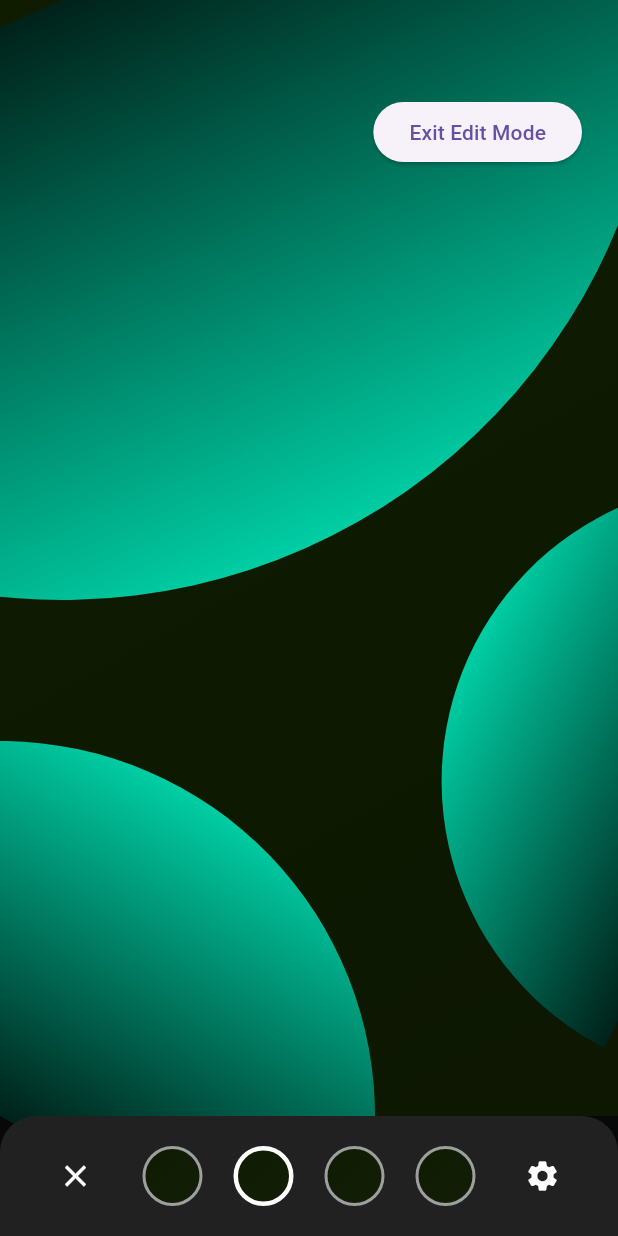
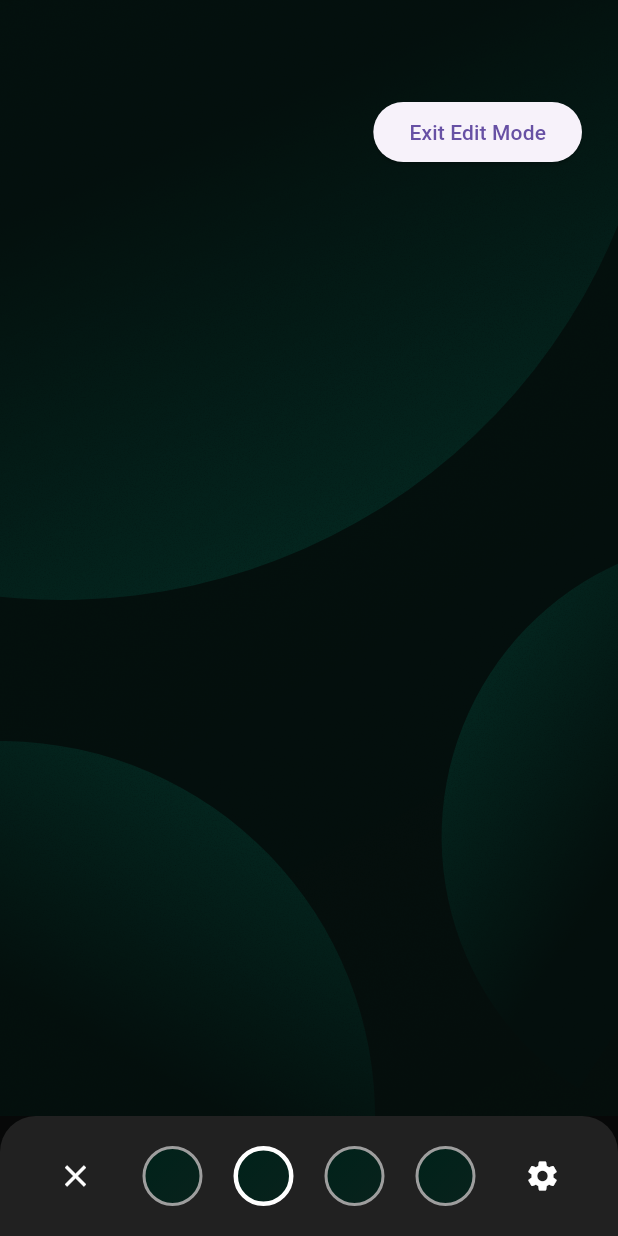
Before and after one commit to kien-mnly/appthemes-v3, a Flutter app: the screen it shows after launch, after a tap on "Enter Edit Mode", on a phone screen of 412 x 824 dp. Run offline on Flutter 3.47's test engine with Material 3 defaults, Android fonts, the phone set to English and light mode, and no system bars.

Commit message:
Refactor: theme management and  UI components

```diff
--- a/lib/app.dart
+++ b/lib/app.dart
@@ -14,7 +14,6 @@ class _AppState extends State<App> {
     return MaterialApp(
       title: 'App Template',
       debugShowCheckedModeBanner: false,
-      theme: ThemeData(primarySwatch: Colors.blue),
       home: StartView(),
     );
   }
--- a/lib/config/theme/custom_background.dart
+++ b/lib/config/theme/custom_background.dart
@@ -7,7 +7,7 @@ class CustomBackground {
   final List<Color> backgroundColors;
   final List<Color> elementColors;
   final Color accentColor;
-  final double elementOpacity;
+  final double backgroundOpacity;
 
   CustomBackground({
     required this.id,
@@ -15,7 +15,7 @@ class CustomBackground {
     required this.backgroundColors,
     required this.elementColors,
     required this.accentColor,
-    this.elementOpacity = 1.0,
+    required this.backgroundOpacity,
   });
 }
 
@@ -24,61 +24,61 @@ final List<CustomBackground> customBackgrounds = [
     id: 'bg0',
     name: 'Tech-Savvy',
     backgroundColors: [
-      CustomColors.green800,
-      CustomColors.green800.withValues(alpha: 0.75),
+      CustomColors.turqoise800,
+      CustomColors.turqoise800.withValues(alpha: 0.75),
     ],
     //requires 3 colors for better gradient effect
     elementColors: [
-      CustomColors.green800,
-      CustomColors.green800,
+      CustomColors.turqoise950,
+      CustomColors.turqoise950,
       CustomColors.green300,
     ],
     accentColor: CustomColors.green300,
-    elementOpacity: 0.75,
+    backgroundOpacity: 0.35,
   ),
   CustomBackground(
     id: 'bg1',
     name: 'Finance',
     backgroundColors: [
-      CustomColors.green800,
-      CustomColors.green800.withValues(alpha: 0.75),
+      CustomColors.turqoise800,
+      CustomColors.turqoise800.withValues(alpha: 0.75),
     ],
     elementColors: [
-      CustomColors.turqoise800,
-      CustomColors.turqoise800,
+      CustomColors.turqoise950,
+      CustomColors.turqoise950,
       CustomColors.turqoise500,
     ],
     accentColor: CustomColors.turqoise500,
-    elementOpacity: 0.75,
+    backgroundOpacity: 0.35,
   ),
   CustomBackground(
     id: 'bg2',
     name: 'Environment',
     backgroundColors: [
-      CustomColors.green800,
-      CustomColors.green800.withValues(alpha: 0.75),
+      CustomColors.turqoise800,
+      CustomColors.turqoise800.withValues(alpha: 0.75),
     ],
     elementColors: [
-      CustomColors.green800,
-      CustomColors.green800,
+      CustomColors.turqoise950,
+      CustomColors.turqoise950,
       CustomColors.green300,
     ],
     accentColor: CustomColors.green300,
-    elementOpacity: 0.75,
+    backgroundOpacity: 0.65,
   ),
   CustomBackground(
     id: 'bg3',
     name: 'Doomsday',
     backgroundColors: [
-      CustomColors.green800,
-      CustomColors.green800.withValues(alpha: 0.75),
+      CustomColors.turqoise800,
+      CustomColors.turqoise800.withValues(alpha: 0.75),
     ],
     elementColors: [
-      CustomColors.turqoise800,
-      CustomColors.turqoise800,
+      CustomColors.turqoise950,
+      CustomColors.turqoise950,
       CustomColors.turqoise500,
     ],
     accentColor: CustomColors.turqoise500,
-    elementOpacity: 0.75,
+    backgroundOpacity: 0.65,
   ),
 ];
--- a/lib/config/theme/custom_colors.dart
+++ b/lib/config/theme/custom_colors.dart
@@ -15,6 +15,7 @@ class CustomColors {
   // Secondary Colors
   static const turqoise500 = Color(0xFF00CEA4);
   static const turqoise800 = Color(0xFF00221A);
+  static const turqoise950 = Color(0x0000221A);
 
   static const green800 = Color(0xFF0F1C00);
   static const green700 = Color(0xFF2D9F5D);
--- a/lib/config/theme/custom_painter.dart
+++ b/lib/config/theme/custom_painter.dart
@@ -1,4 +1,7 @@
+import 'dart:ui';
+
 import 'package:flutter/material.dart';
+import 'dart:math' as math;
 
 class DashboardPainter extends CustomPainter {
   final List<Color> backgroundColors;
@@ -26,12 +29,23 @@ class DashboardPainter extends CustomPainter {
       backgroundPaint,
     );
 
-    final halfCirclePaint = Paint()..style = PaintingStyle.fill;
+    final halfCirclePaint = Paint()
+      ..style = PaintingStyle.fill
+      ..isAntiAlias = true;
+
+    final layerRect = Rect.fromLTWH(0, 0, size.width, size.height);
+    final layerCompositePaint = Paint()
+      ..color = Colors.white.withValues(alpha: elementOpacity);
+    canvas.saveLayer(layerRect, layerCompositePaint);
+
+    final opaqueColors = elementColors
+        .map((c) => c.withValues(alpha: 1.0))
+        .toList();
 
     final circlePositions = [
       {'offset': Offset(size.width * 0.1, size.height * 0), 'radius': 400.0},
       {'offset': Offset(size.width * 0, size.height * 1), 'radius': 250.0},
-      {'offset': Offset(size.width * 1.2, size.height * 0.7), 'radius': 200.0},
+      {'offset': Offset(size.width * 1.2, size.height * 0.75), 'radius': 200.0},
     ];
 
     for (final circle in circlePositions) {
@@ -39,25 +53,60 @@ class DashboardPainter extends CustomPainter {
       final radius = circle['radius'] as double;
 
       halfCirclePaint.shader = LinearGradient(
-        colors: elementColors,
+        colors: opaqueColors,
         begin: Alignment.topCenter,
         end: Alignment.bottomCenter,
+        stops: [0.0, 0.65, 1.0],
       ).createShader(Rect.fromCircle(center: offset, radius: radius));
 
       canvas.save();
 
       canvas.translate(offset.dx, offset.dy);
+
+      // rotate so the semicircle's midpoint (start + pi/2) points toward the center line
       final center = Offset(size.width / 2, size.height / 2);
       final angleToCenter = (center - offset).direction;
-      // rotate so the semicircle's midpoint (start + pi/2) points toward the center line
-      canvas.rotate(angleToCenter - 3.14159 / 2);
+      canvas.rotate(angleToCenter - math.pi / 2);
       canvas.translate(-offset.dx, -offset.dy);
 
       final rect = Rect.fromCircle(center: offset, radius: radius);
-      canvas.drawArc(rect, 0, 3.14159, true, halfCirclePaint);
+      canvas.drawArc(rect, 0, math.pi, true, halfCirclePaint);
 
       canvas.restore();
     }
+
+    // --- Mono noise overlay ---
+    // Noise parameters requested:
+    // size: 0.5, density: 75%, color: #000000 with 35% opacity
+    final double noiseSize = 0.5;
+    final double density = 0.75;
+    final Paint noisePaint = Paint()
+      ..color = Colors.black.withValues(alpha: 0.35)
+      ..strokeCap = StrokeCap.round
+      ..strokeWidth = noiseSize
+      ..isAntiAlias = true;
+
+    // Build a grid of sample points (1px step) and keep ~density of them.
+    // We use a fixed seed for deterministic results across frames.
+    final rand = math.Random(42);
+    final List<Offset> noisePoints = <Offset>[];
+    for (double x = 0; x < size.width; x += 1.0) {
+      for (double y = 0; y < size.height; y += 1.0) {
+        if (rand.nextDouble() <= density) {
+          // jitter to avoid strict grid appearance
+          final dx = x + rand.nextDouble();
+          final dy = y + rand.nextDouble();
+          noisePoints.add(Offset(dx, dy));
+        }
+      }
+    }
+
+    if (noisePoints.isNotEmpty) {
+      canvas.drawPoints(PointMode.points, noisePoints, noisePaint);
+    }
+
+    // restore the layer created earlier
+    canvas.restore();
   }
 
   @override
--- a/lib/widgets/custom_scaffold.dart
+++ b/lib/widgets/custom_scaffold.dart
@@ -46,7 +46,7 @@ class CustomScaffold extends StatelessWidget {
     this.extendBodyBehindAppBar = false,
     this.floatingNavigationBar,
     this.bottomNavigationBar,
-    this.resizeToAvoidBottomInset = true,
+    this.resizeToAvoidBottomInset = false,
     this.blurBehindAppBar = true,
   }) : super(key: key);
 
@@ -98,7 +98,9 @@ class CustomScaffold extends StatelessWidget {
                   ? ClipRect(
                       child: BackdropFilter(
                         filter: ImageFilter.blur(sigmaX: 10, sigmaY: 10),
-                        child: Container(color: Colors.black.withOpacity(0.1)),
+                        child: Container(
+                          color: Colors.black.withValues(alpha: 0.1),
+                        ),
                       ),
                     )
                   : null,
@@ -106,7 +108,10 @@ class CustomScaffold extends StatelessWidget {
           : null,
       body: Stack(
         children: [
-          DashboardBackground(background: background),
+          Opacity(
+            opacity: background.backgroundOpacity,
+            child: DashboardBackground(background: background),
+          ),
           Padding(
             padding: EdgeInsets.only(bottom: bottom ? minBottomPadding : 0),
             child: body,
--- a/lib/widgets/dashboard_background.dart
+++ b/lib/widgets/dashboard_background.dart
@@ -13,7 +13,7 @@ class DashboardBackground extends StatelessWidget {
       painter: DashboardPainter(
         backgroundColors: background.backgroundColors,
         elementColors: background.elementColors,
-        elementOpacity: background.elementOpacity,
+        elementOpacity: background.backgroundOpacity,
       ),
       child: Container(),
     );
--- a/lib/widgets/nav_bar.dart
+++ b/lib/widgets/nav_bar.dart
@@ -3,6 +3,7 @@ import 'dart:ui';
 import 'package:appthemes_v3/config/theme/custom_background.dart';
 import 'package:flutter/material.dart';
 import 'custom_scaffold.dart';
+import 'edit_bar.dart';
 
 class NavBar extends StatefulWidget {
   const NavBar({super.key});
@@ -13,6 +14,7 @@ class NavBar extends StatefulWidget {
 
 class _NavBarState extends State<NavBar> {
   int selectedIndex = 1;
+  int selectedThemeIndex = 0;
   bool dropdownOpen = false;
 
   @override
@@ -32,6 +34,29 @@ class _NavBarState extends State<NavBar> {
     setState(() {
       dropdownOpen = isOpen;
     });
+  }
+
+  void _openEditToolbar() {
+    showModalBottomSheet(
+      context: context,
+      isScrollControlled: true,
+      backgroundColor: Colors.transparent,
+      builder: (_) {
+        return SafeArea(
+          top: false,
+          child: EditToolbar(
+            onExit: () => Navigator.of(context).pop(),
+            onThemeChange: (i) {
+              if (!mounted) return;
+              setState(() {
+                selectedThemeIndex = i;
+              });
+            },
+            selectedThemeIndex: selectedThemeIndex,
+          ),
+        );
+      },
+    );
   }
 
   String getPageNameByIndex() {
@@ -55,7 +80,24 @@ class _NavBarState extends State<NavBar> {
       minBottomPadding: 0,
       extendBodyBehindAppBar: true,
       blurBehindAppBar: true,
-      body: IndexedStack(index: selectedIndex, children: [
+      body: Stack(
+        children: [
+          IndexedStack(
+            index: selectedIndex,
+            children: [
+              // ...existing pages go here...
+            ],
+          ),
+          // Floating button to open edit toolbar without resizing scaffold
+          Positioned(
+            right: 16,
+            bottom: 16,
+            child: FloatingActionButton(
+              onPressed: _openEditToolbar,
+              backgroundColor: Colors.black87,
+              child: const Icon(Icons.edit),
+            ),
+          ),
         ],
       ),
       floatingNavigationBar: BottomNavigationBar(
```
Also changed, not shown: 12 other files.
